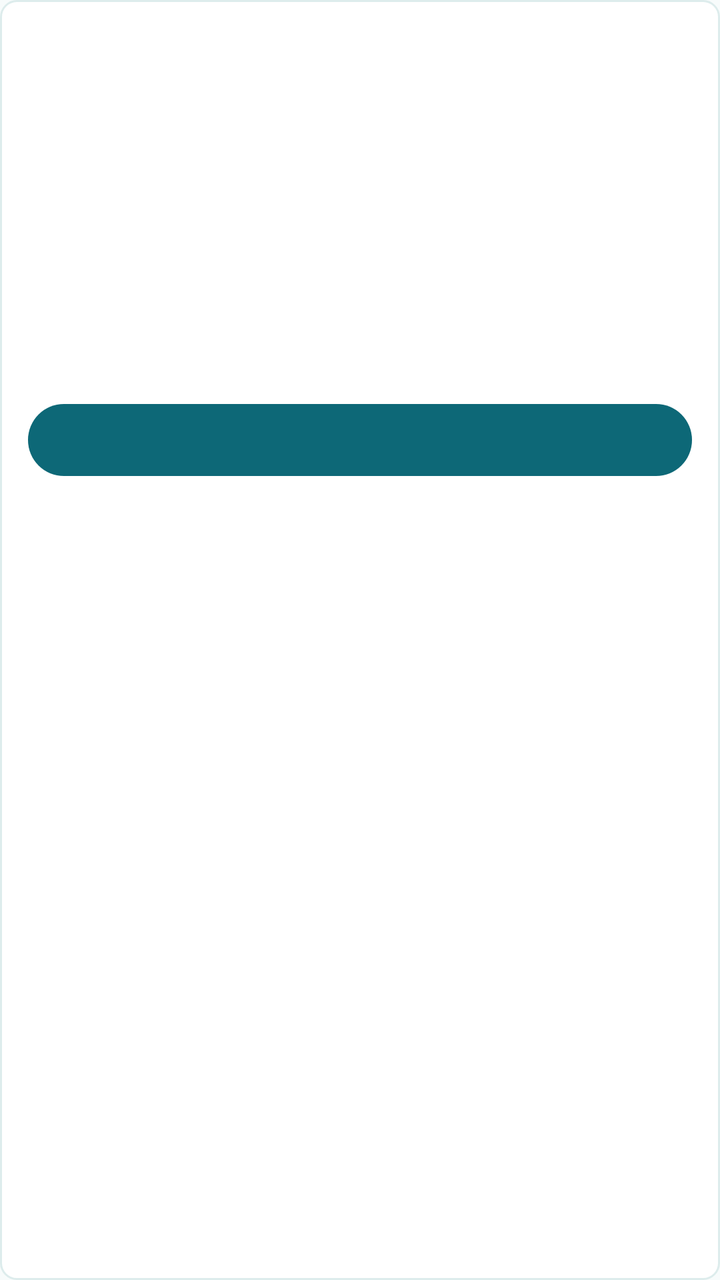
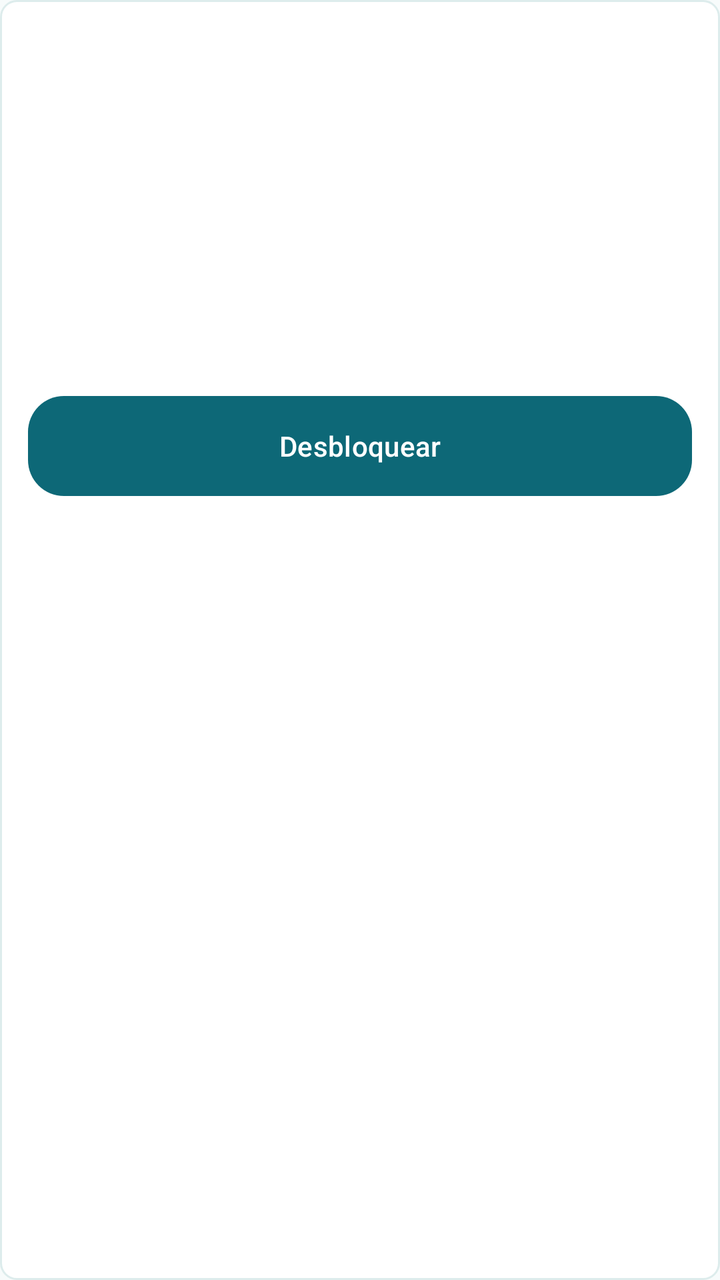

Two renders of the same Android screen: before a commit and after it. Below are the layout's source before the change and the commit's diff.
<!-- AndroidManifest.xml: application theme Theme.FinalProject -->
<!-- res/layout/item_reward.xml -->
<?xml version="1.0" encoding="utf-8"?>
<LinearLayout xmlns:android="http://schemas.android.com/apk/res/android"
    android:layout_width="match_parent"
    android:layout_height="wrap_content"
    android:layout_marginBottom="10dp"
    android:background="@drawable/bg_task_item"
    android:orientation="vertical"
    android:padding="14dp">

    <ImageView
        android:id="@+id/rewardImage"
        android:layout_width="96dp"
        android:layout_height="96dp"
        android:layout_gravity="center_horizontal"
        android:contentDescription="@string/reward_preview"
        android:scaleType="fitCenter" />

    <TextView
        android:id="@+id/rewardNameText"
        android:layout_width="match_parent"
        android:layout_height="wrap_content"
        android:layout_marginTop="8dp"
        android:textColor="@color/homepet_text"
        android:textSize="18sp"
        android:textStyle="bold" />

    <TextView
        android:id="@+id/rewardTypeText"
        android:layout_width="match_parent"
        android:layout_height="wrap_content"
        android:layout_marginTop="3dp"
        android:textColor="@color/homepet_text_muted"
        android:textSize="13sp" />

    <TextView
        android:id="@+id/rewardDescriptionText"
        android:layout_width="match_parent"
        android:layout_height="wrap_content"
        android:layout_marginTop="6dp"
        android:textColor="@color/homepet_text"
        android:textSize="14sp" />

    <Button
        android:id="@+id/rewardActionButton"
        android:layout_width="match_parent"
        android:layout_height="44dp"
        android:layout_marginTop="10dp"
        android:textAllCaps="false" />
</LinearLayout>
<!-- resources referenced by this layout -->
<resources>
  <color name="homepet_text">#1F2D2F</color>
  <color name="homepet_text_muted">#71858A</color>
  <!-- drawable bg_task_item (drawable) -->
  <?xml version="1.0" encoding="utf-8"?>
  <shape xmlns:android="http://schemas.android.com/apk/res/android">
      <solid android:color="@color/homepet_surface" />
      <stroke
          android:width="1dp"
          android:color="@color/homepet_input_border" />
      <corners android:radius="8dp" />
  </shape>
  <string name="reward_preview">Vista previa de recompensa</string>
  <style name="Theme.FinalProject" parent="Base.Theme.FinalProject" />
  <color name="homepet_surface">#FFFFFFFF</color>
  <color name="homepet_input_border">#DDECEC</color>
  <style name="Base.Theme.FinalProject" parent="Theme.Material3.DayNight.NoActionBar">
          <item name="colorPrimary">@color/homepet_primary</item>
          <item name="colorOnPrimary">@color/white</item>
          <item name="colorSurface">@color/homepet_surface</item>
          <item name="colorOnSurface">@color/homepet_text</item>
          <item name="colorOnBackground">@color/homepet_text</item>
          <item name="android:colorBackground">@color/homepet_background</item>
          <item name="android:textColorPrimary">@color/homepet_text</item>
          <item name="android:textColorSecondary">@color/homepet_text_muted</item>
          <item name="android:windowLightStatusBar">true</item>
          <item name="android:navigationBarColor">@color/homepet_background</item>
          <item name="android:statusBarColor">@color/homepet_background</item>
      </style>
  <color name="homepet_primary">#0D6877</color>
  <color name="white">#FFFFFFFF</color>
  <color name="homepet_background">#F7FBFB</color>
</resources>

<!-- the commit's change to res/layout/item_reward.xml (unified diff, before → after) -->
@@ -43,7 +43,15 @@
     <Button
         android:id="@+id/rewardActionButton"
         android:layout_width="match_parent"
-        android:layout_height="44dp"
+        android:layout_height="50dp"
         android:layout_marginTop="10dp"
-        android:textAllCaps="false" />
+        android:background="@drawable/bg_primary_button"
+        android:backgroundTint="@null"
+        android:drawableStart="@drawable/ic_gift_24"
+        android:drawablePadding="8dp"
+        android:drawableTint="@color/homepet_on_primary"
+        android:maxLines="1"
+        android:text="@string/unlock"
+        android:textAllCaps="false"
+        android:textColor="@color/homepet_on_primary" />
 </LinearLayout>
<!-- resource entries referenced after the edit -->
@@ -1,7 +1,24 @@
 <!-- resources referenced by this layout -->
 <resources>
+  <color name="homepet_on_primary">#FFFFFFFF</color>
   <color name="homepet_text">#1F2D2F</color>
   <color name="homepet_text_muted">#71858A</color>
+  <!-- drawable bg_primary_button (drawable) -->
+  <?xml version="1.0" encoding="utf-8"?>
+  <selector xmlns:android="http://schemas.android.com/apk/res/android">
+      <item android:state_pressed="true">
+          <shape>
+              <solid android:color="@color/homepet_primary_dark" />
+              <corners android:radius="18dp" />
+          </shape>
+      </item>
+      <item>
+          <shape>
+              <solid android:color="@color/homepet_primary" />
+              <corners android:radius="18dp" />
+          </shape>
+      </item>
+  </selector>
   <!-- drawable bg_task_item (drawable) -->
   <?xml version="1.0" encoding="utf-8"?>
   <shape xmlns:android="http://schemas.android.com/apk/res/android">
@@ -11,8 +28,21 @@
           android:color="@color/homepet_input_border" />
       <corners android:radius="8dp" />
   </shape>
+  <!-- drawable ic_gift_24 (drawable) -->
+  <?xml version="1.0" encoding="utf-8"?>
+  <vector xmlns:android="http://schemas.android.com/apk/res/android"
+      android:width="24dp"
+      android:height="24dp"
+      android:viewportWidth="24"
+      android:viewportHeight="24">
+      <path
+          android:fillColor="#FF000000"
+          android:pathData="M20,6H17.82C18.11,5.49 18.28,4.91 18.28,4.3C18.28,2.48 16.8,1 14.98,1C13.82,1 12.8,1.6 12.21,2.5L12,2.84L11.79,2.5C11.2,1.6 10.18,1 9.02,1C7.2,1 5.72,2.48 5.72,4.3C5.72,4.91 5.89,5.49 6.18,6H4C2.9,6 2,6.9 2,8V11C2,11.55 2.45,12 3,12H4V21C4,22.1 4.9,23 6,23H18C19.1,23 20,22.1 20,21V12H21C21.55,12 22,11.55 22,11V8C22,6.9 21.1,6 20,6M14.98,3C15.7,3 16.28,3.58 16.28,4.3C16.28,5.02 15.7,5.6 14.98,5.6H13.42L13.9,4.82C14.15,4.42 14.53,3 14.98,3M7.72,4.3C7.72,3.58 8.3,3 9.02,3C9.47,3 9.85,4.42 10.1,4.82L10.58,5.6H9.02C8.3,5.6 7.72,5.02 7.72,4.3M4,8H11V10H4V8M6,12H11V21H6V12M18,21H13V12H18V21M20,10H13V8H20V10Z" />
+  </vector>
   <string name="reward_preview">Vista previa de recompensa</string>
+  <string name="unlock">Desbloquear</string>
   <style name="Theme.FinalProject" parent="Base.Theme.FinalProject" />
+  <color name="homepet_primary_dark">#084E5A</color>
   <color name="homepet_surface">#FFFFFFFF</color>
   <color name="homepet_input_border">#DDECEC</color>
   <style name="Base.Theme.FinalProject" parent="Theme.Material3.DayNight.NoActionBar">
